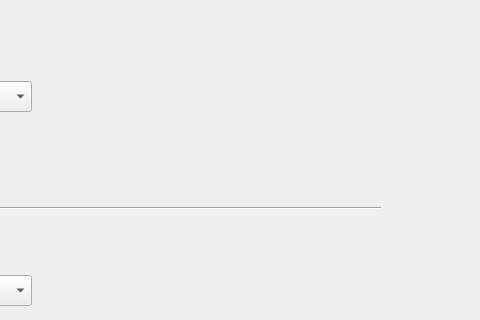
Before: the Qt Designer form second.ui in isshulin/-, drawn with Qt 5; both pictures show x 620 to 1100 and y 0 to 320 of the 1100 by 950 pixel window.
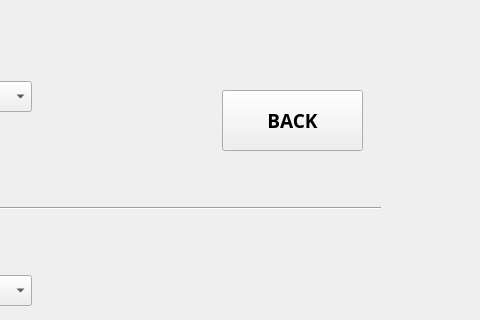
After: the same form once the commit is applied.

Diff of the .ui file:
```diff
--- a/second.ui
+++ b/second.ui
@@ -1064,6 +1064,31 @@
     <enum>Qt::Horizontal</enum>
    </property>
   </widget>
+  <widget class="QPushButton" name="pushButton">
+   <property name="geometry">
+    <rect>
+     <x>842</x>
+     <y>90</y>
+     <width>141</width>
+     <height>61</height>
+    </rect>
+   </property>
+   <property name="font">
+    <font>
+     <family>Arial Black</family>
+     <pointsize>14</pointsize>
+     <weight>75</weight>
+     <bold>true</bold>
+    </font>
+   </property>
+   <property name="styleSheet">
+    <string notr="true">color：rgb（255，0，0）;
+QPushButton{background-color:lightblue;}</string>
+   </property>
+   <property name="text">
+    <string>BACK</string>
+   </property>
+  </widget>
  </widget>
  <resources/>
  <connections/>
```
Left out of the diff: 2 changed lines with no effect on the pictures.
